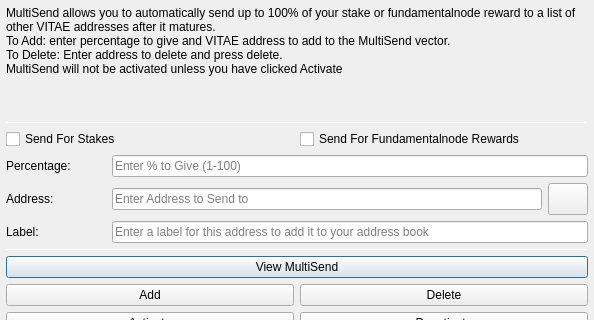
The window that src/qt/forms/multisenddialog.ui (VitaeTeam/Vitae) describes before a commit, drawn with Qt 5; both pictures show x 0 to 594 and y 0 to 320 of the 594 by 526 pixel window.
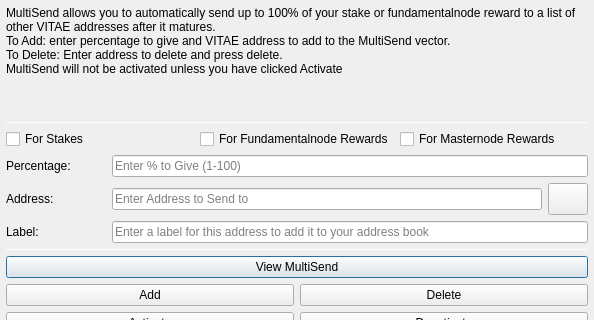
The same window after the commit. Icons and pictures are not drawn.

Commit message: added multisend for fundamentalnode

The edit to the form file:
```diff
--- a/src/qt/forms/multisenddialog.ui
+++ b/src/qt/forms/multisenddialog.ui
@@ -76,14 +76,21 @@
          <item>
           <widget class="QCheckBox" name="multiSendStakeCheckBox">
            <property name="text">
-            <string>Send For Stakes</string>
+            <string>For Stakes</string>
            </property>
           </widget>
          </item>
          <item>
           <widget class="QCheckBox" name="multiSendFundamentalnodeCheckBox">
            <property name="text">
-            <string>Send For Fundamentalnode Rewards</string>
+            <string>For Fundamentalnode Rewards</string>
+           </property>
+          </widget>
+         </item>
+         <item>
+          <widget class="QCheckBox" name="multiSendMasternodeCheckBox">
+           <property name="text">
+            <string>For Masternode Rewards</string>
            </property>
           </widget>
          </item>
```
The commit also changes 8 other files.
